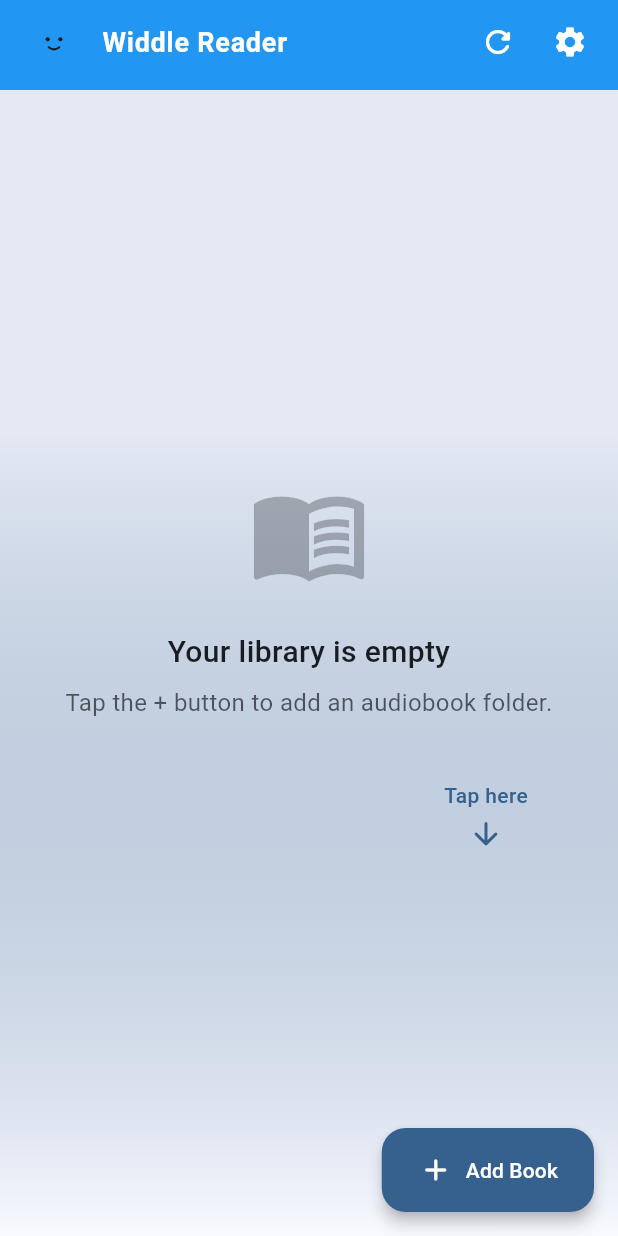
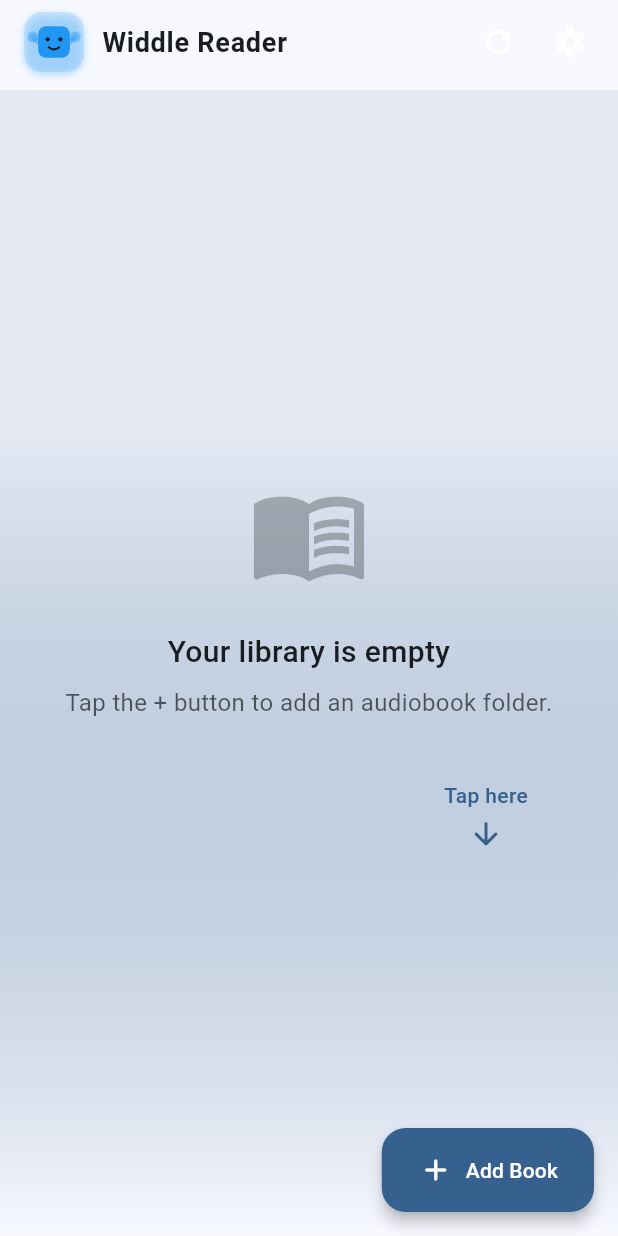
Before and after one commit to rajatmshukla/widdle_reader, a Flutter app: the screen it shows after launch, on a phone screen of 412 x 824 dp. Run offline on Flutter 3.47's test engine with Material 3 defaults, Android fonts, the phone set to English and light mode, and no system bars; our stand-ins replace audio_service, device_info_plus, file_picker, flutter_colorpicker, google_fonts, just_audio and 5 more; missing offline and left inert: audio_session, flutter_media_metadata.

Commit message:
Made app bar static with background color matching app theme

```diff
--- a/lib/screens/library_screen.dart
+++ b/lib/screens/library_screen.dart
@@ -404,15 +404,15 @@ class _LibraryScreenState extends State<LibraryScreen>
         headerSliverBuilder: (context, innerBoxIsScrolled) {
           return [
             SliverAppBar(
-              floating: true,
+              floating: false,
               snap: false,
-              pinned: false,
-              backgroundColor: seedColor,
+              pinned: true, // Keep the app bar visible and pinned at the top
+              backgroundColor: Theme.of(context).scaffoldBackgroundColor, // Match the scaffold background
               expandedHeight: 60,
               shape: const RoundedRectangleBorder(
-                borderRadius: BorderRadius.zero,
+                borderRadius: BorderRadius.zero, // Remove any curves from the app bar
               ),
-              elevation: 0,
+              elevation: 0, // Remove shadow
               title: Row(
                 children: [
                   SizedBox(
@@ -426,7 +426,7 @@ class _LibraryScreenState extends State<LibraryScreen>
                     style: TextStyle(
                       fontSize: 18,
                       fontWeight: FontWeight.bold,
-                      color: colorScheme.onPrimary,
+                      color: colorScheme.onSurface,
                     ),
                   ),
                 ],
```
